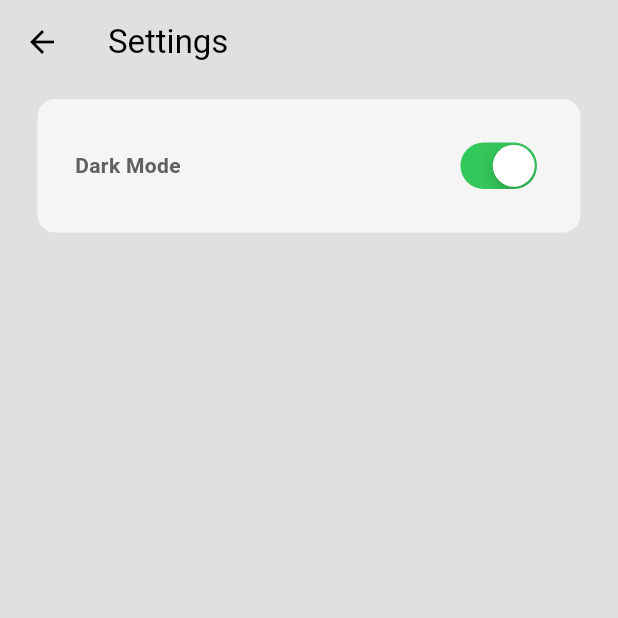
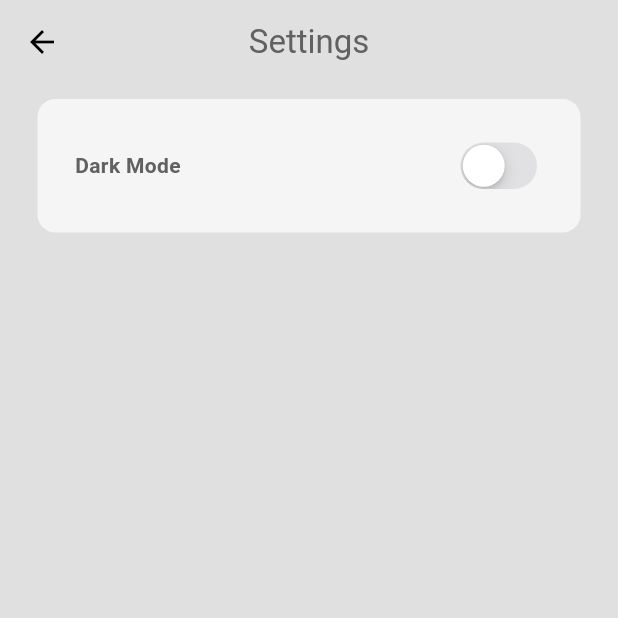
Before and after one commit to ArsenijDKS/food_delivery_app, a Flutter app: the HomePage screen opened directly, in the side drawer, after a tap on "S E T T I N G S", on a phone screen of 412 x 824 dp, the top half of it. Run offline on Flutter 3.47's test engine with Material 3 defaults, Android fonts, the phone set to English and light mode, and no system bars.

Commit message:
modified:   lib/pages/home_page.dart 	modified:   lib/pages/settings_page.dart     added: my_sliver_app_bar

```diff
--- /dev/null
+++ b/lib/components/my_sliver_app_bar.dart
@@ -0,0 +1,23 @@
+import 'package:flutter/material.dart';
+
+class MySliverAppBar extends StatelessWidget {
+  final Widget child;
+  final Widget title;
+  const MySliverAppBar({
+    super.key,
+    required this.child,
+    required this.title,
+  });
+
+  @override
+  Widget build(BuildContext context) {
+    return SliverAppBar(
+      expandedHeight: 340,
+      backgroundColor: Theme.of(context).colorScheme.background,
+      title: title,
+      flexibleSpace: FlexibleSpaceBar(
+        background: child,
+      ),
+    );
+  }
+}
--- a/lib/pages/home_page.dart
+++ b/lib/pages/home_page.dart
@@ -1,5 +1,6 @@
 import 'package:flutter/material.dart';
 import 'package:food_delivery_app/components/my_drawer.dart';
+import 'package:food_delivery_app/components/my_sliver_app_bar.dart';
 
 class HomePage extends StatefulWidget {
   const HomePage({super.key});
@@ -12,10 +13,18 @@ class _HomePageState extends State<HomePage> {
   @override
   Widget build(BuildContext context) {
     return Scaffold(
-      appBar: AppBar(
-        title: Text("Home"),
+      drawer: const MyDrawer(),
+      body: NestedScrollView(
+        headerSliverBuilder: (context, innerBoxIsScrolled) => [
+          MySliverAppBar(
+            title: Text("title"),
+            child: Text("hello"),
+          ),
+        ],
+        body: Container(
+          color: Colors.blueAccent,
+        ),
       ),
-      drawer: MyDrawer(),
     );
   }
 }
--- a/lib/pages/settings_page.dart
+++ b/lib/pages/settings_page.dart
@@ -1,5 +1,7 @@
 import 'package:flutter/cupertino.dart';
 import 'package:flutter/material.dart';
+import 'package:food_delivery_app/themes/theme_provider.dart';
+import 'package:provider/provider.dart';
 
 class SettingsPage extends StatelessWidget {
   const SettingsPage({super.key});
@@ -10,10 +12,11 @@ class SettingsPage extends StatelessWidget {
       appBar: AppBar(
         title: Text(
           "Settings",
-          style: TextStyle(color: Colors.black),
+          style: TextStyle(color: Theme.of(context).colorScheme.inversePrimary),
         ),
+        elevation: 0,
+        centerTitle: true,
         backgroundColor: Theme.of(context).colorScheme.background,
-        elevation: 0,
       ),
       backgroundColor: Theme.of(context).colorScheme.background,
       body: Column(
@@ -36,8 +39,11 @@ class SettingsPage extends StatelessWidget {
 
                 // Switch
                 CupertinoSwitch(
-                  value: true,
-                  onChanged: (value) {},
+                  value: Provider.of<ThemeProvider>(context, listen: false)
+                      .isDarkMode,
+                  onChanged: (value) =>
+                      Provider.of<ThemeProvider>(context, listen: false)
+                          .toggleTheme(),
                 ),
               ],
             ),
```
